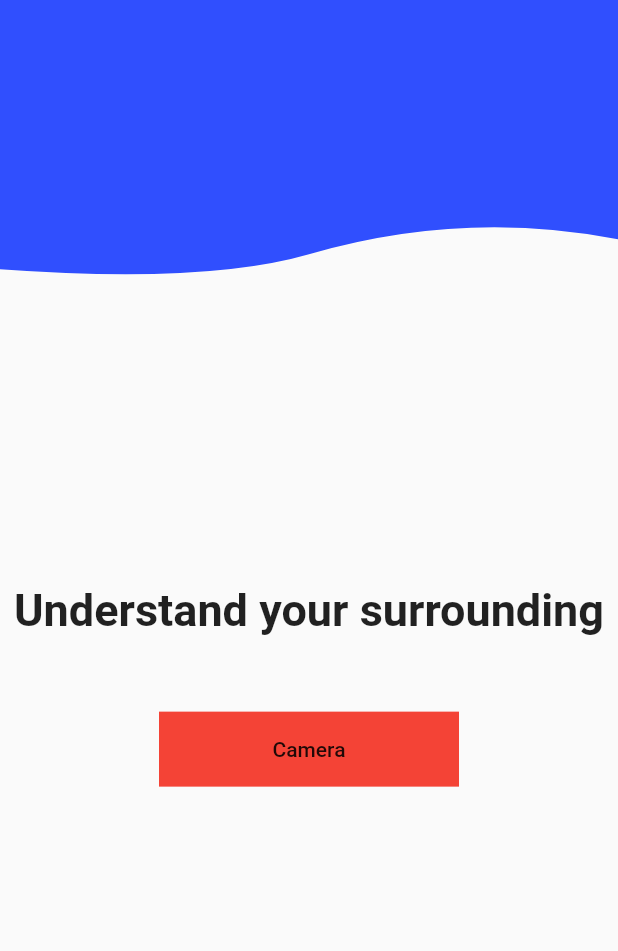
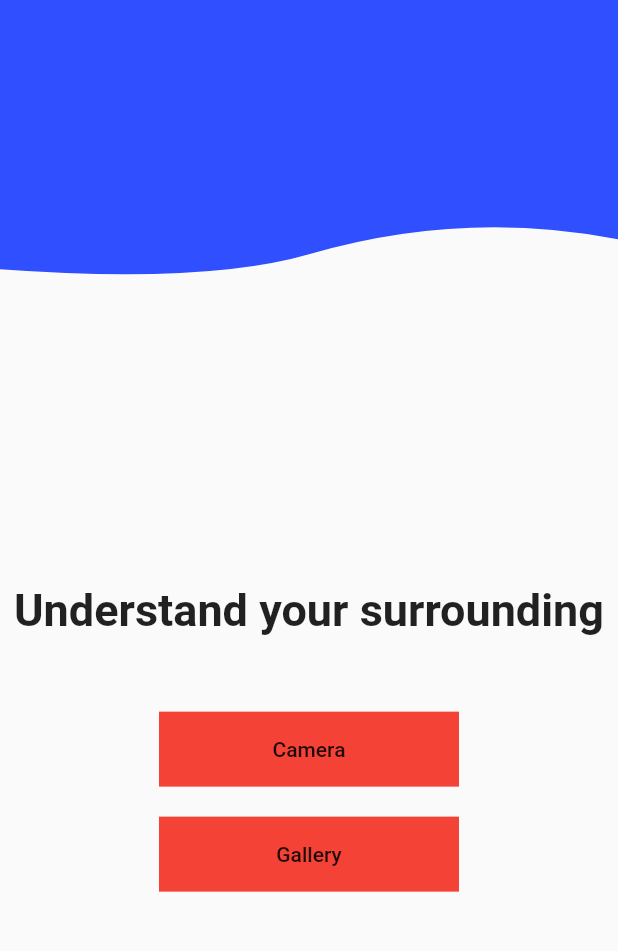
Before and after one commit to cankush625/NeuralC_Demo, a Flutter app: the screen it shows after launch, on a phone screen of 412 x 824 dp, the part 141-1092 px from its top. Run offline on Flutter 3.47's test engine with Material 2 defaults, Android fonts, the phone set to English and light mode, and no system bars; our stand-ins replace camera, flutter_custom_clippers, image_picker.

Commit message:
Get Image from Gallery feature implemented
Signed-off-by: cankush625 <cankush625@gmail.com>

```diff
--- a/lib/Home/home.dart
+++ b/lib/Home/home.dart
@@ -1,13 +1,15 @@
 import 'package:flutter/material.dart';
 import 'package:flutter_custom_clippers/flutter_custom_clippers.dart';
+import 'package:image_picker/image_picker.dart';
 
 class Home extends StatelessWidget {
+  final imagePicker = ImagePicker();
+
   @override
   Widget build(BuildContext context) {
     var screenSize = MediaQuery.of(context).size;
     return Scaffold(
       appBar: AppBar(
-//        leading: Icon(Icons.menu),
         actions: <Widget>[
           Padding(
             padding: const EdgeInsets.only(right: 15),
@@ -118,6 +120,23 @@ class Home extends StatelessWidget {
                   },
                 ),
               ),
+              SizedBox(
+                height: 20,
+              ),
+              Container(
+                height: 50,
+                width: 200,
+                color: Colors.red,
+                child: FlatButton(
+                  child: Text(
+                    "Gallery",
+                  ),
+                  onPressed: () async {
+                    final pickedFile = await imagePicker.getImage(source: ImageSource.gallery);
+                    Navigator.pushNamed(context, 'show_image', arguments: {"imagePath": pickedFile.path});
+                  },
+                ),
+              ),
             ],
           ),
         ),
--- a/pubspec.yaml
+++ b/pubspec.yaml
@@ -31,6 +31,7 @@ dependencies:
   camera: ^0.5.8+17
   path_provider: ^1.6.24
   flutter_custom_clippers: ^1.1.1
+  image_picker: ^0.6.7
 
 dev_dependencies:
   flutter_test:
```
Also changed, not shown: pubspec.lock.
